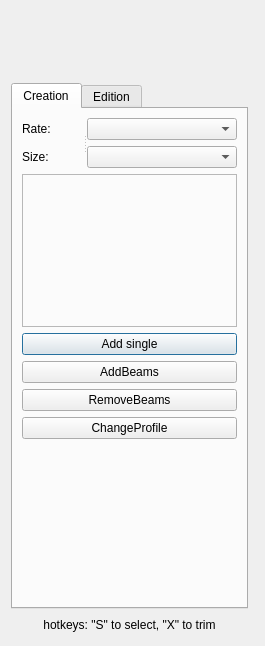
EdgarJRobles/quetzal, file dialogz/fbranch.ui: the form before one commit.
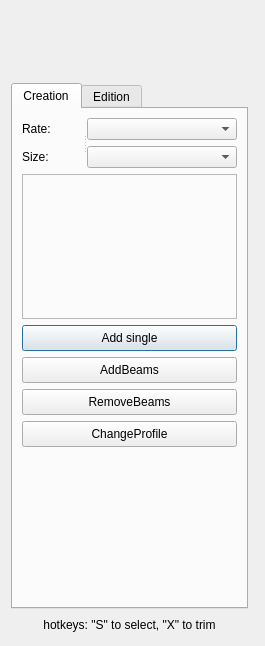
The form after the commit. The open tabs and pages were chosen to show the change. Icons and pictures are not drawn.

Commit message: refactor(fFeatures): rename function events and normal

```diff
--- a/dialogz/fbranch.ui
+++ b/dialogz/fbranch.ui
@@ -195,7 +195,7 @@
            <property name="minimumSize">
             <size>
              <width>0</width>
-             <height>22</height>
+             <height>26</height>
             </size>
            </property>
            <property name="toolTip">
@@ -211,7 +211,7 @@
            <property name="minimumSize">
             <size>
              <width>0</width>
-             <height>22</height>
+             <height>26</height>
             </size>
            </property>
            <property name="toolTip">
@@ -227,7 +227,7 @@
            <property name="minimumSize">
             <size>
              <width>0</width>
-             <height>22</height>
+             <height>26</height>
             </size>
            </property>
            <property name="toolTip">
@@ -243,7 +243,7 @@
            <property name="minimumSize">
             <size>
              <width>0</width>
-             <height>22</height>
+             <height>26</height>
             </size>
            </property>
            <property name="toolTip">
```
Left out of the diff: 4 changed lines with no effect on the pictures. The commit also changes 1 other file.
